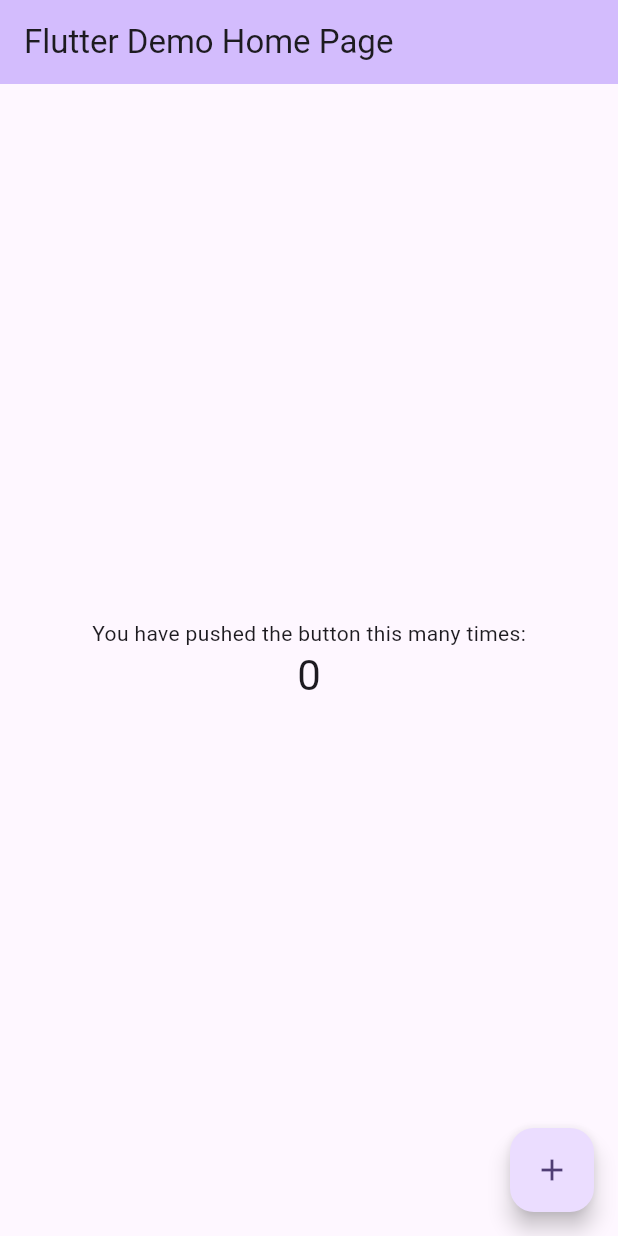
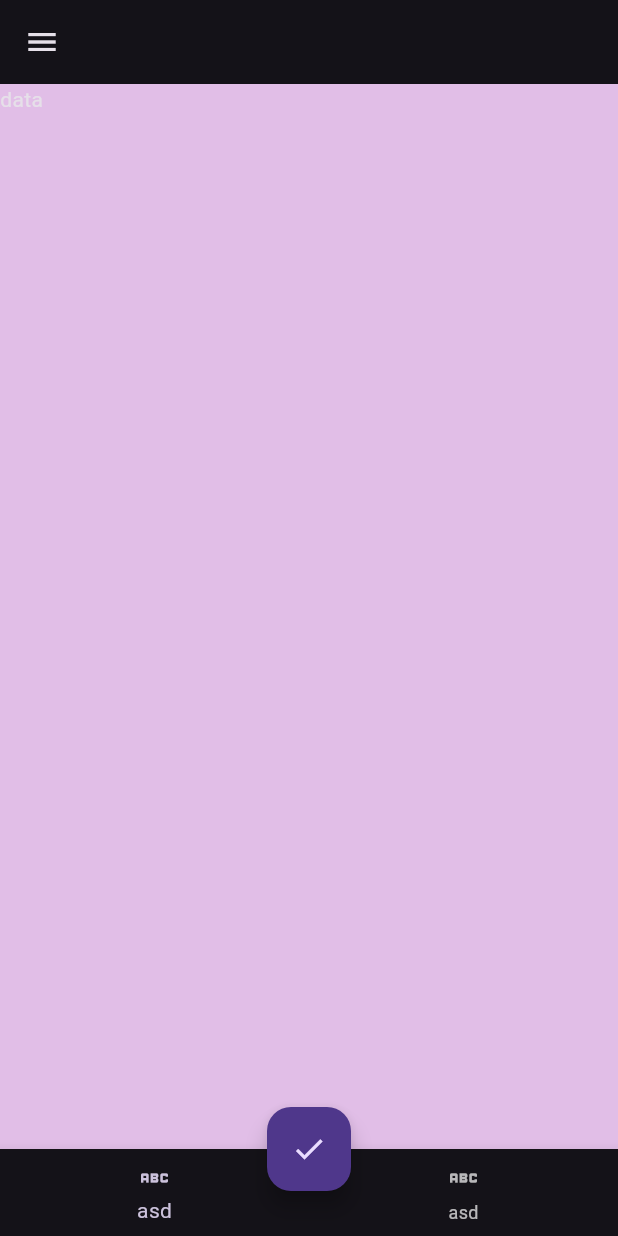
Before and after one commit to muhammedbayhan/flutter_overview, a Flutter app: the screen it shows after launch, on a phone screen of 412 x 824 dp. Run offline on Flutter 3.47's test engine with Material 3 defaults, Android fonts, the phone set to English and light mode, and no system bars.

Commit message:
1- text,container,scaffold

```diff
--- /dev/null
+++ b/lib/101/3-scaffold_learn.dart
@@ -0,0 +1,27 @@
+import 'package:flutter/material.dart';
+
+class ScaffoldLearn extends StatelessWidget {
+  const ScaffoldLearn({super.key});
+
+  @override
+  Widget build(BuildContext context) {
+    return Scaffold(
+      //3 ess
+      appBar: AppBar(),
+      drawer: Drawer(),
+      body: const Text("data"),
+      bottomNavigationBar: BottomNavigationBar(items: [
+        BottomNavigationBarItem(icon: Icon(Icons.abc), label: "asd"),
+        BottomNavigationBarItem(icon: Icon(Icons.abc), label: "asd"),
+      ]),
+      backgroundColor: Colors.purple.shade100,
+      floatingActionButton: FloatingActionButton(
+        onPressed: () {
+         showModalBottomSheet(context: context, builder: (context)=>Container(height: MediaQuery.of(context).size.height*0.5,));
+        },
+        child: Icon(Icons.done),
+      ),
+      floatingActionButtonLocation: FloatingActionButtonLocation.centerDocked,
+    );
+  }
+}
--- a/lib/main.dart
+++ b/lib/main.dart
@@ -1,4 +1,7 @@
 import 'package:flutter/material.dart';
+import 'package:flutter_full_learn/101/2-container_sized_box_learn.dart';
+import 'package:flutter_full_learn/101/3-scaffold_learn.dart';
+import 'package:flutter_full_learn/101/1-text_learn_view.dart';
 
 void main() {
   runApp(const MyApp());
@@ -7,119 +10,15 @@ void main() {
 class MyApp extends StatelessWidget {
   const MyApp({super.key});
 
-  // This widget is the root of your application.
   @override
   Widget build(BuildContext context) {
     return MaterialApp(
-      title: 'Flutter Demo',
-      theme: ThemeData(
-        // This is the theme of your application.
-        //
-        // TRY THIS: Try running your application with "flutter run". You'll see
-        // the application has a purple toolbar. Then, without quitting the app,
-        // try changing the seedColor in the colorScheme below to Colors.green
-        // and then invoke "hot reload" (save your changes or press the "hot
-        // reload" button in a Flutter-supported IDE, or press "r" if you used
-        // the command line to start the app).
-        //
-        // Notice that the counter didn't reset back to zero; the application
-        // state is not lost during the reload. To reset the state, use hot
-        // restart instead.
-        //
-        // This works for code too, not just values: Most code changes can be
-        // tested with just a hot reload.
-        colorScheme: ColorScheme.fromSeed(seedColor: Colors.deepPurple),
-        useMaterial3: true,
-      ),
-      home: const MyHomePage(title: 'Flutter Demo Home Page'),
+      //cupertino--> ios
+
+      title: 'Flutter Demo',// desc title
+      debugShowCheckedModeBanner: false,
+      theme: ThemeData.dark(),
+      home:  ScaffoldLearn(),
     );
   }
 }
-
-class MyHomePage extends StatefulWidget {
-  const MyHomePage({super.key, required this.title});
-
-  // This widget is the home page of your application. It is stateful, meaning
-  // that it has a State object (defined below) that contains fields that affect
-  // how it looks.
-
-  // This class is the configuration for the state. It holds the values (in this
-  // case the title) provided by the parent (in this case the App widget) and
-  // used by the build method of the State. Fields in a Widget subclass are
-  // always marked "final".
-
-  final String title;
-
-  @override
-  State<MyHomePage> createState() => _MyHomePageState();
-}
-
-class _MyHomePageState extends State<MyHomePage> {
-  int _counter = 0;
-
-  void _incrementCounter() {
-    setState(() {
-      // This call to setState tells the Flutter framework that something has
-      // changed in this State, which causes it to rerun the build method below
-      // so that the display can reflect the updated values. If we changed
-      // _counter without calling setState(), then the build method would not be
-      // called again, and so nothing would appear to happen.
-      _counter++;
-    });
-  }
-
-  @override
-  Widget build(BuildContext context) {
-    // This method is rerun every time setState is called, for instance as done
-    // by the _incrementCounter method above.
-    //
-    // The Flutter framework has been optimized to make rerunning build methods
-    // fast, so that you can just rebuild anything that needs updating rather
-    // than having to individually change instances of widgets.
-    return Scaffold(
-      appBar: AppBar(
-        // TRY THIS: Try changing the color here to a specific color (to
-        // Colors.amber, perhaps?) and trigger a hot reload to see the AppBar
-        // change color while the other colors stay the same.
-        backgroundColor: Theme.of(context).colorScheme.inversePrimary,
-        // Here we take the value from the MyHomePage object that was created by
-        // the App.build method, and use it to set our appbar title.
-        title: Text(widget.title),
-      ),
-      body: Center(
-        // Center is a layout widget. It takes a single child and positions it
-        // in the middle of the parent.
-        child: Column(
-          // Column is also a layout widget. It takes a list of children and
-          // arranges them vertically. By default, it sizes itself to fit its
-          // children horizontally, and tries to be as tall as its parent.
-          //
-          // Column has various properties to control how it sizes itself and
-          // how it positions its children. Here we use mainAxisAlignment to
-          // center the children vertically; the main axis here is the vertical
-          // axis because Columns are vertical (the cross axis would be
-          // horizontal).
-          //
-          // TRY THIS: Invoke "debug painting" (choose the "Toggle Debug Paint"
-          // action in the IDE, or press "p" in the console), to see the
-          // wireframe for each widget.
-          mainAxisAlignment: MainAxisAlignment.center,
-          children: <Widget>[
-            const Text(
-              'You have pushed the button this many times:',
-            ),
-            Text(
-              '$_counter',
-              style: Theme.of(context).textTheme.headlineMedium,
-            ),
-          ],
-        ),
-      ),
-      floatingActionButton: FloatingActionButton(
-        onPressed: _incrementCounter,
-        tooltip: 'Increment',
-        child: const Icon(Icons.add),
-      ), // This trailing comma makes auto-formatting nicer for build methods.
-    );
-  }
-}
```
Also changed, not shown: lib/101/1-text_learn_view.dart (added, +51 -0 lines), lib/101/2-container_sized_box_learn.dart (added, +44 -0 lines), 1 other file.
